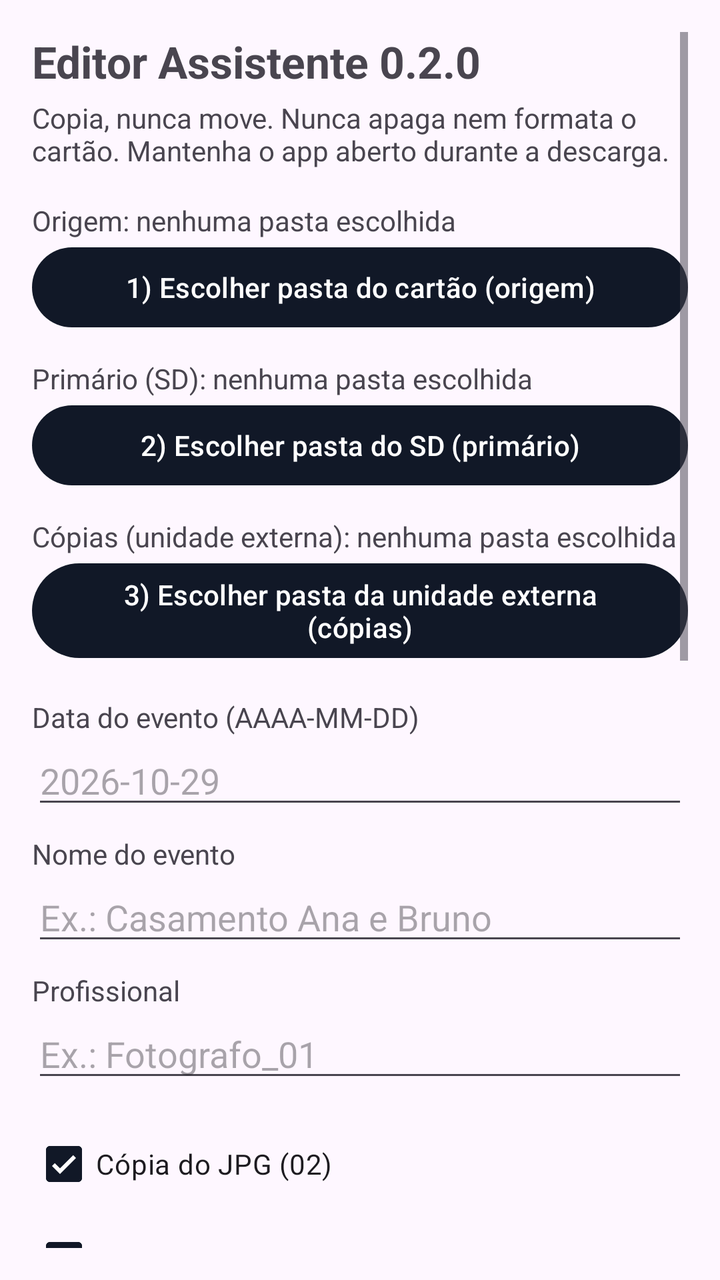
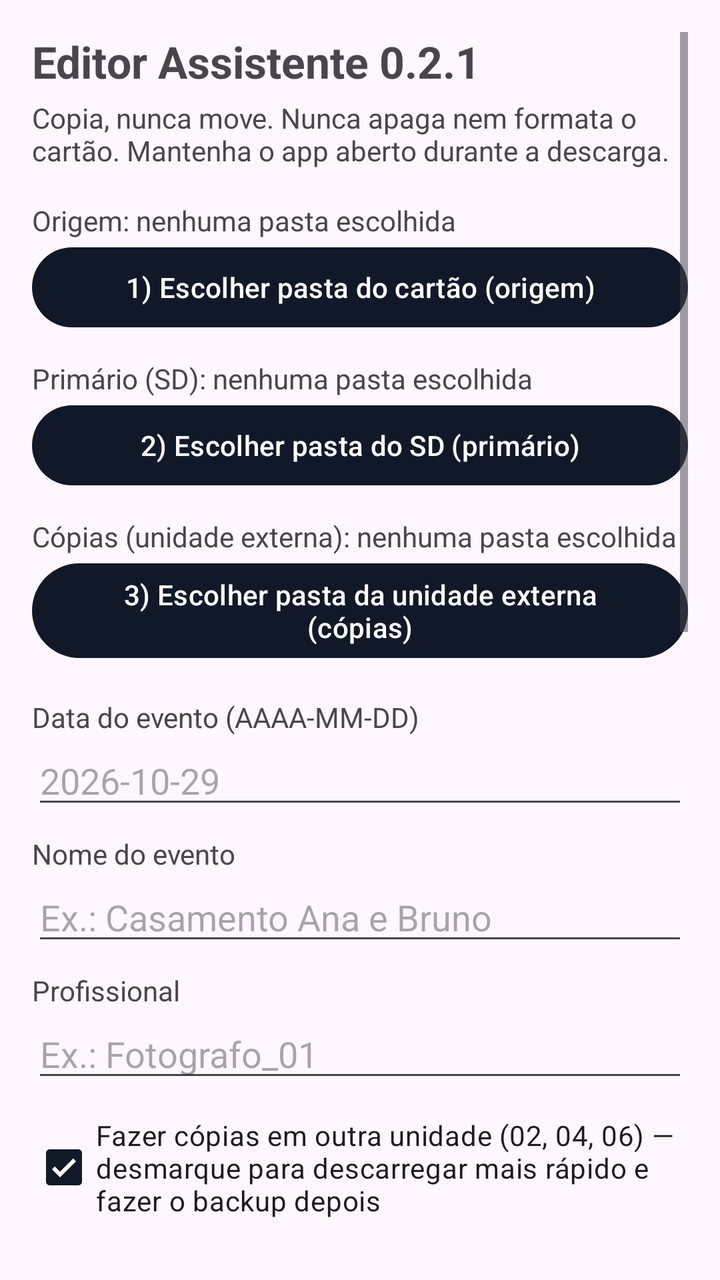

Screens rendered from an Android XML layout before and after an edit, with the pre-edit source and the edit as a unified diff.
<!-- AndroidManifest.xml: application theme Theme.EditorAssistente -->
<!-- res/layout/activity_main.xml -->
<?xml version="1.0" encoding="utf-8"?>
<ScrollView xmlns:android="http://schemas.android.com/apk/res/android"
    android:layout_width="match_parent"
    android:layout_height="match_parent"
    android:padding="16dp">

    <LinearLayout
        android:layout_width="match_parent"
        android:layout_height="wrap_content"
        android:orientation="vertical">

        <TextView
            android:layout_width="match_parent"
            android:layout_height="wrap_content"
            android:text="Editor Assistente 0.2.0"
            android:textSize="22sp"
            android:textStyle="bold" />

        <TextView
            android:layout_width="match_parent"
            android:layout_height="wrap_content"
            android:layout_marginTop="4dp"
            android:text="Copia, nunca move. Nunca apaga nem formata o cartão. Mantenha o app aberto durante a descarga." />

        <TextView
            android:id="@+id/txtSource"
            android:layout_width="match_parent"
            android:layout_height="wrap_content"
            android:layout_marginTop="16dp"
            android:text="Origem: nenhuma pasta escolhida" />

        <Button
            android:id="@+id/btnSource"
            android:layout_width="match_parent"
            android:layout_height="wrap_content"
            android:text="1) Escolher pasta do cartão (origem)" />

        <TextView
            android:id="@+id/txtPrimary"
            android:layout_width="match_parent"
            android:layout_height="wrap_content"
            android:layout_marginTop="12dp"
            android:text="Primário (SD): nenhuma pasta escolhida" />

        <Button
            android:id="@+id/btnPrimary"
            android:layout_width="match_parent"
            android:layout_height="wrap_content"
            android:text="2) Escolher pasta do SD (primário)" />

        <TextView
            android:id="@+id/txtCopy"
            android:layout_width="match_parent"
            android:layout_height="wrap_content"
            android:layout_marginTop="12dp"
            android:text="Cópias (unidade externa): nenhuma pasta escolhida" />

        <Button
            android:id="@+id/btnCopy"
            android:layout_width="match_parent"
            android:layout_height="wrap_content"
            android:text="3) Escolher pasta da unidade externa (cópias)" />

        <TextView
            android:layout_width="match_parent"
            android:layout_height="wrap_content"
            android:layout_marginTop="16dp"
            android:text="Data do evento (AAAA-MM-DD)" />

        <EditText
            android:id="@+id/edtDate"
            android:layout_width="match_parent"
            android:layout_height="wrap_content"
            android:hint="2026-10-29"
            android:inputType="text" />

        <TextView
            android:layout_width="match_parent"
            android:layout_height="wrap_content"
            android:layout_marginTop="8dp"
            android:text="Nome do evento" />

        <EditText
            android:id="@+id/edtEvent"
            android:layout_width="match_parent"
            android:layout_height="wrap_content"
            android:hint="Ex.: Casamento Ana e Bruno"
            android:inputType="text" />

        <TextView
            android:layout_width="match_parent"
            android:layout_height="wrap_content"
            android:layout_marginTop="8dp"
            android:text="Profissional" />

        <EditText
            android:id="@+id/edtProfessional"
            android:layout_width="match_parent"
            android:layout_height="wrap_content"
            android:hint="Ex.: Fotografo_01"
            android:inputType="text" />

        <CheckBox
            android:id="@+id/chkCopyJpg"
            android:layout_width="match_parent"
            android:layout_height="wrap_content"
            android:layout_marginTop="12dp"
            android:checked="true"
            android:text="Cópia do JPG (02)" />

        <CheckBox
            android:id="@+id/chkCopyVideo"
            android:layout_width="match_parent"
            android:layout_height="wrap_content"
            android:checked="true"
            android:text="Cópia do vídeo (04)" />

        <CheckBox
            android:id="@+id/chkCopyRaw"
            android:layout_width="match_parent"
            android:layout_height="wrap_content"
            android:checked="true"
            android:text="Cópia do RAW (06)" />

        <CheckBox
            android:id="@+id/chkHash"
            android:layout_width="match_parent"
            android:layout_height="wrap_content"
            android:text="Verificação completa por hash (SHA-256, mais lenta)" />

        <Button
            android:id="@+id/btnAnalyze"
            android:layout_width="match_parent"
            android:layout_height="wrap_content"
            android:layout_marginTop="16dp"
            android:text="Analisar cartão" />

        <Button
            android:id="@+id/btnDischarge"
            android:layout_width="match_parent"
            android:layout_height="wrap_content"
            android:text="Descarregar" />

        <ProgressBar
            android:id="@+id/progress"
            style="?android:attr/progressBarStyleHorizontal"
            android:layout_width="match_parent"
            android:layout_height="wrap_content"
            android:layout_marginTop="8dp"
            android:max="100" />

        <TextView
            android:id="@+id/txtStatus"
            android:layout_width="match_parent"
            android:layout_height="wrap_content"
            android:layout_marginTop="8dp"
            android:text="Pronto." />

        <TextView
            android:id="@+id/txtLog"
            android:layout_width="match_parent"
            android:layout_height="wrap_content"
            android:layout_marginTop="8dp"
            android:text="" />

        <TextView
            android:id="@+id/txtSpacePrimary"
            android:layout_width="match_parent"
            android:layout_height="wrap_content"
            android:layout_marginTop="8dp"
            android:text="Espaço (SD): ainda não medido." />

        <ProgressBar
            android:id="@+id/progressSpacePrimary"
            style="?android:attr/progressBarStyleHorizontal"
            android:layout_width="match_parent"
            android:layout_height="wrap_content"
            android:layout_marginTop="4dp"
            android:max="100"
            android:visibility="gone" />

        <TextView
            android:id="@+id/txtSpaceCopy"
            android:layout_width="match_parent"
            android:layout_height="wrap_content"
            android:layout_marginTop="8dp"
            android:text="Espaço (externa): ainda não medido." />

        <ProgressBar
            android:id="@+id/progressSpaceCopy"
            style="?android:attr/progressBarStyleHorizontal"
            android:layout_width="match_parent"
            android:layout_height="wrap_content"
            android:layout_marginTop="4dp"
            android:max="100"
            android:visibility="gone" />

        <Button
            android:id="@+id/btnChecklist"
            android:layout_width="match_parent"
            android:layout_height="wrap_content"
            android:layout_marginTop="16dp"
            android:text="Ver checklist do evento" />

        <Button
            android:id="@+id/btnReturned"
            android:layout_width="match_parent"
            android:layout_height="wrap_content"
            android:text="Marcar última descarga como devolvida" />

        <Button
            android:id="@+id/btnEject"
            android:layout_width="match_parent"
            android:layout_height="wrap_content"
            android:text="Como ejetar com segurança" />

        <TextView
            android:layout_width="match_parent"
            android:layout_height="wrap_content"
            android:layout_marginTop="16dp"
            android:text="Pastas: 01 JPG (leva Cartao_N só aqui), 02 cópia JPG, 03 vídeo, 04 cópia vídeo, 05 RAW, 06 cópia RAW. Se a pasta de cópias estiver vazia, as cópias ficam no SD, nos mesmos números 02, 04 e 06." />

    </LinearLayout>
</ScrollView>
<!-- resources referenced by this layout -->
<resources>
  <style name="Theme.EditorAssistente" parent="Theme.Material3.DayNight.NoActionBar">
          <item name="colorPrimary">#111827</item>
          <item name="colorPrimaryDark">#111827</item>
          <item name="colorAccent">#22C55E</item>
      </style>
</resources>

<!-- the commit's change to res/layout/activity_main.xml (unified diff, before → after) -->
@@ -12,7 +12,7 @@
         <TextView
             android:layout_width="match_parent"
             android:layout_height="wrap_content"
-            android:text="Editor Assistente 0.2.0"
+            android:text="Editor Assistente 0.2.1"
             android:textSize="22sp"
             android:textStyle="bold" />
 
@@ -101,10 +101,18 @@
             android:inputType="text" />
 
         <CheckBox
+            android:id="@+id/chkCopies"
+            android:layout_width="match_parent"
+            android:layout_height="wrap_content"
+            android:layout_marginTop="12dp"
+            android:checked="true"
+            android:text="Fazer cópias em outra unidade (02, 04, 06) — desmarque para descarregar mais rápido e fazer o backup depois" />
+
+        <CheckBox
             android:id="@+id/chkCopyJpg"
             android:layout_width="match_parent"
             android:layout_height="wrap_content"
-            android:layout_marginTop="12dp"
+            android:layout_marginTop="8dp"
             android:checked="true"
             android:text="Cópia do JPG (02)" />
 
